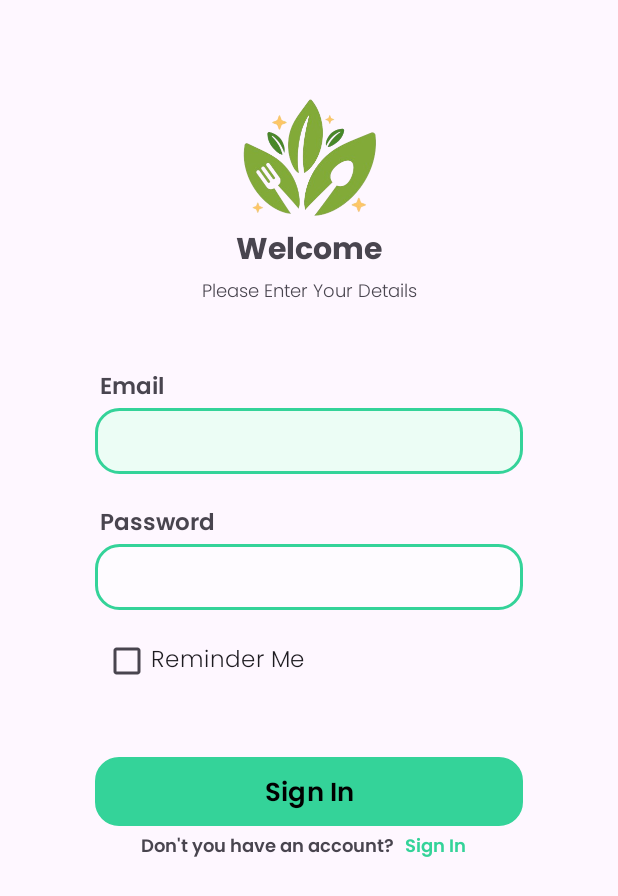
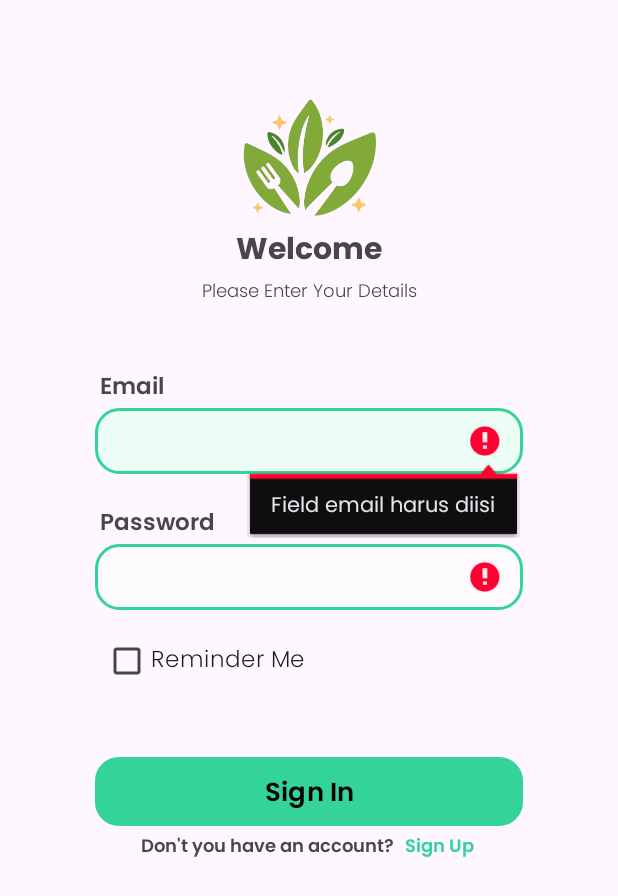
Before and after one commit to AgungRamadhani26/GoFitLife, an Android app: the LoginPageActivity screen opened directly, with no data from a screen before it, after a tap on "Sign In", on a phone screen of 412 x 824 dp. Shown: the top 896 px of the screen. Run offline under Robolectric (Android 15) with nearby library versions, the phone set to English and light mode, and no system bars.

Commit message:
validasi sederhana login

```diff
--- a/app/src/main/java/com/example/fitlife/LoginPageActivity.kt
+++ b/app/src/main/java/com/example/fitlife/LoginPageActivity.kt
@@ -1,5 +1,6 @@
 package com.example.fitlife
 
+import android.content.Intent
 import androidx.appcompat.app.AppCompatActivity
 import android.os.Bundle
 import android.view.View
@@ -25,9 +26,40 @@ class LoginPageActivity : AppCompatActivity(), View.OnClickListener {
 
         //menambah onclicklistener
         binding.btnSignIn.setOnClickListener(this)
+        binding.loginToSignup.setOnClickListener(this)
     }
 
-    override fun onClick(p0: View?) {
-        TODO("Not yet implemented")
+    override fun onClick(v: View) {
+        when(v.id){
+            R.id.btn_sign_in -> {
+                //Mengambil nilai yang dimasukkan pengguna
+                val inputEmailLogin = binding.etEmailLog.text.toString().trim()
+                val inputPasswordLogin = binding.etPasswordLog.text.toString().trim()
+
+                //validasi input
+                var isInputErrLog = false
+                if (inputEmailLogin.isEmpty()){
+                    isInputErrLog = true
+                    binding.etEmailLog.error = "Field email harus diisi"
+                }else if(!android.util.Patterns.EMAIL_ADDRESS.matcher(inputEmailLogin).matches()){
+                    isInputErrLog = true
+                    binding.etEmailLog.error = "Format email salah"
+                }
+
+                if (inputPasswordLogin.isEmpty()){
+                    isInputErrLog =true
+                    binding.etPasswordLog.error = "Password harus diisi"
+                }
+
+                if (!isInputErrLog){
+                    //Mengirim intent ke dashboard
+
+                }
+            }
+            R.id.login_to_signup -> {
+                val intent = Intent(this@LoginPageActivity, RegisterPageAcrivity::class.java)
+                startActivity(intent)
+            }
+        }
     }
 }
--- a/app/src/main/java/com/example/fitlife/RegisterPageAcrivity.kt
+++ b/app/src/main/java/com/example/fitlife/RegisterPageAcrivity.kt
@@ -32,7 +32,7 @@ class RegisterPageAcrivity : AppCompatActivity(), View.OnClickListener {
                 val inputEmail: String = binding.etEmail.text.toString().trim()
                 val inputPassword: String = binding.etPassword.text.toString().trim()
 
-                //validasi input kosong
+                //validasi input
                 var isErrorFields = false
                 if (inputNama.isEmpty()){
                     isErrorFields = true
--- a/app/src/main/res/layout/activity_login_page.xml
+++ b/app/src/main/res/layout/activity_login_page.xml
@@ -139,11 +139,12 @@
             app:layout_constraintTop_toBottomOf="@+id/btn_sign_in" />
 
         <TextView
+            android:id="@+id/login_to_signup"
             android:layout_width="wrap_content"
             android:layout_height="wrap_content"
             android:layout_marginTop="4dp"
             android:fontFamily="@font/poppins_semibold"
-            android:text="@string/signin"
+            android:text="@string/signup"
             android:textSize="12sp"
             android:textColor="@color/greenPrimary"
             app:layout_constraintEnd_toEndOf="parent"
```
